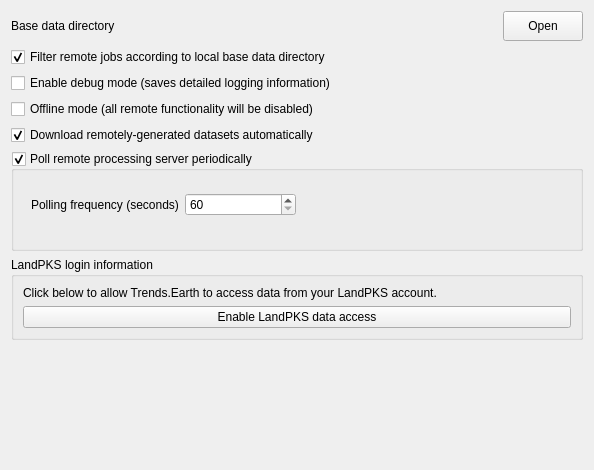
ConservationInternational/trends.earth, file LDMP/gui/WidgetSettingsAdvanced.ui: the form before one commit.
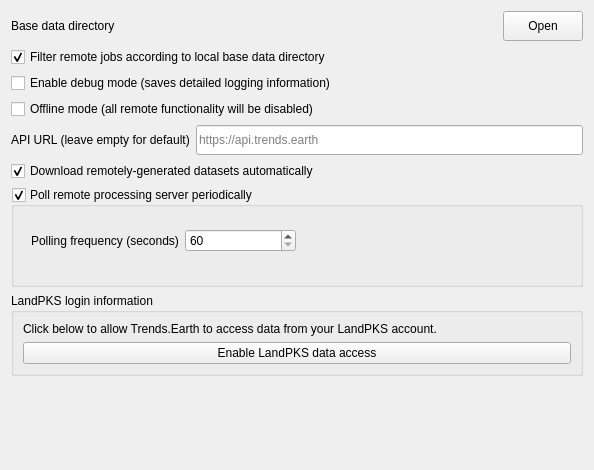
The form after the commit. Custom widgets are drawn as their Qt base class.

```diff
--- a/LDMP/gui/WidgetSettingsAdvanced.ui
+++ b/LDMP/gui/WidgetSettingsAdvanced.ui
@@ -105,6 +105,48 @@
      </property>
     </widget>
    </item>
+   <item>
+    <layout class="QHBoxLayout" name="horizontalLayout_api_url">
+     <item>
+      <widget class="QLabel" name="label_api_url">
+       <property name="sizePolicy">
+        <sizepolicy hsizetype="Fixed" vsizetype="Preferred">
+         <horstretch>0</horstretch>
+         <verstretch>0</verstretch>
+        </sizepolicy>
+       </property>
+       <property name="minimumSize">
+        <size>
+         <width>0</width>
+         <height>30</height>
+        </size>
+       </property>
+       <property name="text">
+        <string>API URL (leave empty for default)</string>
+       </property>
+      </widget>
+     </item>
+     <item>
+      <widget class="QLineEdit" name="lineEdit_api_url">
+       <property name="sizePolicy">
+        <sizepolicy hsizetype="Expanding" vsizetype="Fixed">
+         <horstretch>0</horstretch>
+         <verstretch>0</verstretch>
+        </sizepolicy>
+       </property>
+       <property name="minimumSize">
+        <size>
+         <width>0</width>
+         <height>30</height>
+        </size>
+       </property>
+       <property name="placeholderText">
+        <string>https://api.trends.earth</string>
+       </property>
+      </widget>
+     </item>
+    </layout>
+   </item>
    <item>
     <widget class="QCheckBox" name="download_remote_datasets_chb">
      <property name="text">
```
